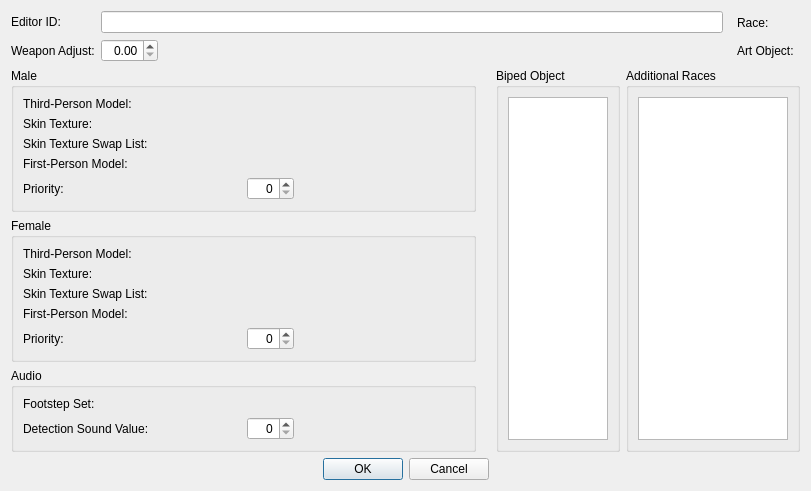
Before: the Qt Designer form native/src/DovahKit/ui/form_windows/armor_addon.ui in DavidJCobb/DovahKit, drawn with Qt 5.
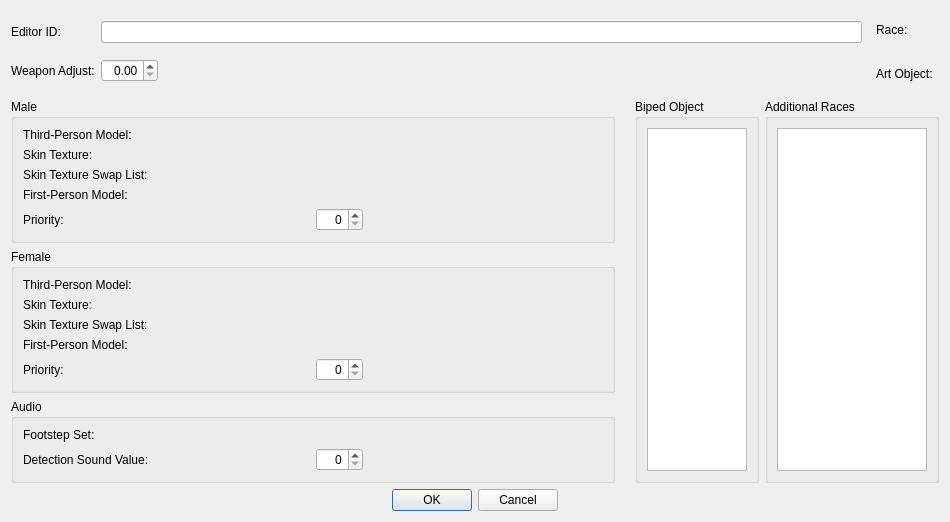
After: the same form once the commit is applied. Custom widgets are drawn as their Qt base class.

Commit message:
Various fixes to form-editing dialogs
Including typo fixes in "What's This?" text, minor layout fixes, fixes for outdated "What's This?" text, added "What's This?" text, and a fix to some fields.

Diff of the .ui file:
```diff
--- a/native/src/DovahKit/ui/form_windows/armor_addon.ui
+++ b/native/src/DovahKit/ui/form_windows/armor_addon.ui
@@ -2,6 +2,14 @@
 <ui version="4.0">
  <class>FormDialogArmorAddon</class>
  <widget class="QDialog" name="FormDialogArmorAddon">
+  <property name="geometry">
+   <rect>
+    <x>0</x>
+    <y>0</y>
+    <width>950</width>
+    <height>522</height>
+   </rect>
+  </property>
   <property name="windowTitle">
    <string>ArmorAddon</string>
   </property>
```
Left out of the diff: 41 changed lines with no effect on the pictures. The commit also changes 6 other files.
